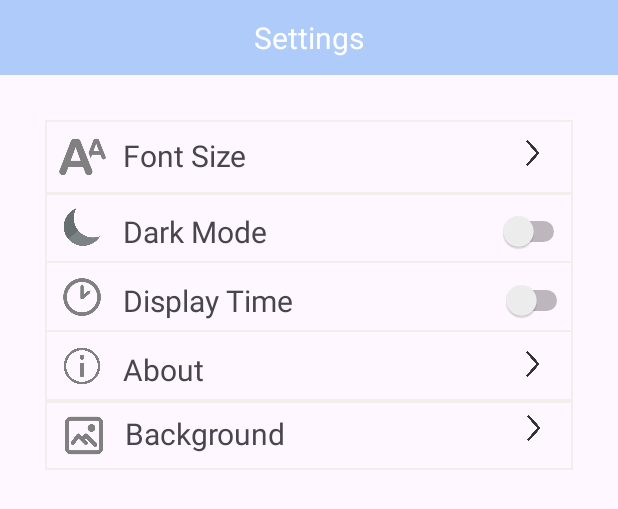
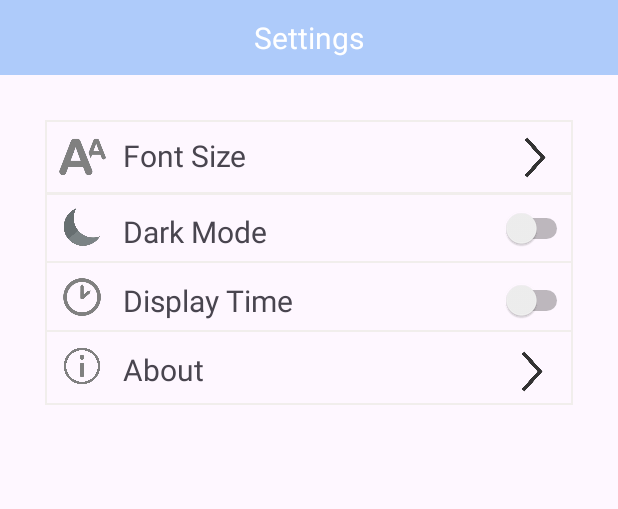
Before and after one commit to doniandrian/TUBES1-MOBDEV, an Android app: the layout settings.xml on its own in the app's theme, with its tools: preview values and no code run, on a phone screen of 412 x 824 dp. Shown: the top 509 px of the screen. Run offline under Robolectric (Android 15) with nearby library versions, the phone set to English and light mode, and no system bars.

Commit message:
settings fix, dark mode, zoom

```diff
--- a/TUBES/app/src/main/java/com/example/tubes/MainActivity.kt
+++ b/TUBES/app/src/main/java/com/example/tubes/MainActivity.kt
@@ -1,5 +1,6 @@
 package com.example.tubes
 
+import android.content.Intent
 import androidx.appcompat.app.AppCompatActivity
 import android.os.Bundle
 import android.view.Menu
@@ -63,4 +64,7 @@ class MainActivity : AppCompatActivity() {
         fragmentTransaction.replace(R.id.fragment_container, fragment)
         fragmentTransaction.commit()
     }
+
+
+
 }
--- a/TUBES/app/src/main/res/layout/settings.xml
+++ b/TUBES/app/src/main/res/layout/settings.xml
@@ -38,6 +38,7 @@
         android:background="@drawable/border">
 
         <ImageView
+            android:id="@+id/imageFontSize"
             android:layout_width="50dp"
             android:layout_height="50dp"
             android:src="@drawable/font_size_icon" />
@@ -53,12 +54,16 @@
             />
 
 
-        <ImageView
-            android:layout_width="20dp"
-            android:layout_height="20dp"
-            android:layout_marginLeft="315dp"
-            android:layout_marginTop="12dp"
-            android:src="@drawable/arrow_right_icon" />
+        <ImageButton
+            android:layout_width="30dp"
+            android:layout_height="30dp"
+            android:layout_alignParentEnd="true"
+            android:src="@drawable/arrow_right_icon"
+            android:scaleType="fitCenter"
+            android:background="@color/transparent"
+            android:layout_marginRight="10dp"
+            android:layout_marginTop="10dp"
+            />
     </RelativeLayout>
 
     <RelativeLayout
@@ -82,6 +87,7 @@
             android:src="@drawable/dark_mode_icon" />
 
         <TextView
+
             android:layout_width="match_parent"
             android:layout_height="wrap_content"
             android:layout_marginLeft="50dp"
@@ -92,10 +98,12 @@
             />
 
         <Switch
+            android:id="@+id/switchDarkMode"
             android:layout_width="wrap_content"
             android:layout_height="wrap_content"
-            android:layout_marginLeft="300dp"
-            android:layout_marginTop="5dp" />
+            android:layout_alignParentEnd="true"
+            android:layout_marginTop="3dp"
+             />
     </RelativeLayout>
 
     <RelativeLayout
@@ -111,6 +119,7 @@
         android:paddingBottom="7dp">
 
         <ImageView
+
             android:layout_width="25dp"
             android:layout_height="25dp"
             android:layout_marginLeft="12dp"
@@ -163,50 +172,16 @@
 
             />
 
-        <ImageView
-            android:layout_width="20dp"
-            android:layout_height="20dp"
-            android:layout_marginLeft="315dp"
+        <ImageButton
+            android:id="@+id/arrowButtonAbout"
+            android:layout_width="30dp"
+            android:layout_height="30dp"
+            android:layout_marginLeft="310dp"
             android:layout_marginTop="5dp"
-            android:src="@drawable/arrow_right_icon" />
-    </RelativeLayout>
-
-    <RelativeLayout
-        android:id="@+id/containerBackground"
-        android:layout_width="match_parent"
-        android:layout_height="wrap_content"
-        android:layout_below="@id/containerAbout"
-        android:layout_marginStart="30dp"
-        android:layout_marginEnd="30dp"
-        android:layout_marginBottom="30dp"
-        android:background="@drawable/border"
-        android:paddingTop="5dp"
-        android:padding="8dp"
-
-        >
-
-        <ImageView
-            android:layout_width="40dp"
-            android:layout_height="30dp"
-            android:layout_marginStart="-2dp"
-            android:src="@drawable/background_icon" />
-
-        <TextView
-            android:layout_width="match_parent"
-            android:layout_height="wrap_content"
-            android:layout_marginLeft="45dp"
-            android:text="Background"
-            android:textSize="20dp"
-
-
+            android:src="@drawable/arrow_right_icon"
+            android:scaleType="fitCenter"
+            android:background="@color/transparent"
             />
-
-        <ImageView
-            android:layout_width="20dp"
-            android:layout_height="20dp"
-            android:layout_marginLeft="308dp"
-            android:src="@drawable/arrow_right_icon" />
-
     </RelativeLayout>
 
 
--- a/TUBES/app/src/main/res/values-night/themes.xml
+++ b/TUBES/app/src/main/res/values-night/themes.xml
@@ -3,5 +3,12 @@
     <style name="Base.Theme.TUBES" parent="Theme.Material3.DayNight.NoActionBar">
         <!-- Customize your dark theme here. -->
         <!-- <item name="colorPrimary">@color/my_dark_primary</item> -->
+
+        <item name="colorPrimary">@color/white</item>
+
+        <item name="colorSecondary">@color/white</item>
+        <item name="colorOnSecondary">@color/black</item>
+
+        <item name="android:statusBarColor" tools:targetApi="1">?attr/colorPrimaryVariant</item>
     </style>
 </resources>
--- a/TUBES/app/src/main/res/values/themes.xml
+++ b/TUBES/app/src/main/res/values/themes.xml
@@ -3,6 +3,8 @@
     <style name="Base.Theme.TUBES" parent="Theme.Material3.DayNight.NoActionBar">
         <!-- Customize your light theme here. -->
         <!-- <item name="colorPrimary">@color/my_light_primary</item> -->
+
+
     </style>
 
     <style name="Theme.TUBES" parent="Base.Theme.TUBES" />
```
Also changed, not shown: TUBES/app/build.gradle.kts (+13 -0 lines), TUBES/app/src/main/java/com/example/tubes/DarkMode.kt (added, +32 -0 lines), TUBES/app/src/main/java/com/example/tubes/zoom.kt (added, +46 -0 lines), TUBES/app/src/main/res/layout/about_content.xml (+5 -15 lines), TUBES/app/src/main/res/layout/fragment_left.xml (+31 -26 lines), TUBES/app/src/main/res/layout/zoom.xml (added, +27 -0 lines), TUBES/app/src/main/res/drawable/arrow_left_grey_icon.png (added).
